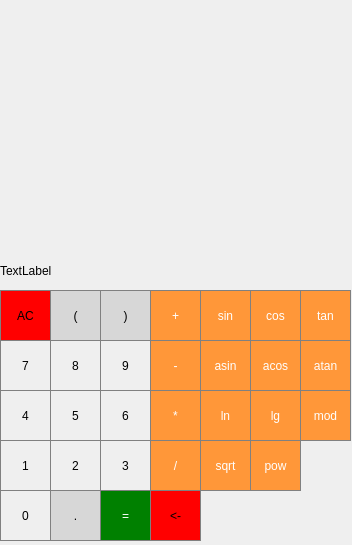
Old version of the form src/mainwindow.ui in the repository KolyaDavydov/SmartCalc_v1.
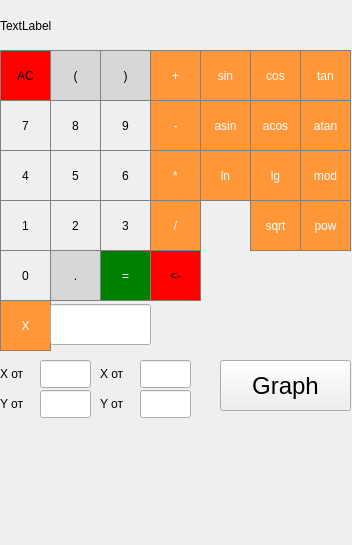
New version of the form.

Commit message: add graph but in app when push 'graph' breaked..

```diff
--- a/src/mainwindow.ui
+++ b/src/mainwindow.ui
@@ -18,7 +18,7 @@
     <property name="geometry">
      <rect>
       <x>0</x>
-      <y>440</y>
+      <y>200</y>
       <width>51</width>
       <height>51</height>
      </rect>
@@ -39,7 +39,7 @@
     <property name="geometry">
      <rect>
       <x>50</x>
-      <y>440</y>
+      <y>200</y>
       <width>51</width>
       <height>51</height>
      </rect>
@@ -60,7 +60,7 @@
     <property name="geometry">
      <rect>
       <x>100</x>
-      <y>440</y>
+      <y>200</y>
       <width>51</width>
       <height>51</height>
      </rect>
@@ -81,7 +81,7 @@
     <property name="geometry">
      <rect>
       <x>0</x>
-      <y>390</y>
+      <y>150</y>
       <width>51</width>
       <height>51</height>
      </rect>
@@ -102,7 +102,7 @@
     <property name="geometry">
      <rect>
       <x>50</x>
-      <y>390</y>
+      <y>150</y>
       <width>51</width>
       <height>51</height>
      </rect>
@@ -123,7 +123,7 @@
     <property name="geometry">
      <rect>
       <x>100</x>
-      <y>390</y>
+      <y>150</y>
       <width>51</width>
       <height>51</height>
      </rect>
@@ -144,7 +144,7 @@
     <property name="geometry">
      <rect>
       <x>50</x>
-      <y>340</y>
+      <y>100</y>
       <width>51</width>
       <height>51</height>
      </rect>
@@ -165,7 +165,7 @@
     <property name="geometry">
      <rect>
       <x>0</x>
-      <y>340</y>
+      <y>100</y>
       <width>51</width>
       <height>51</height>
      </rect>
@@ -186,7 +186,7 @@
     <property name="geometry">
      <rect>
       <x>100</x>
-      <y>340</y>
+      <y>100</y>
       <width>51</width>
       <height>51</height>
      </rect>
@@ -207,7 +207,7 @@
     <property name="geometry">
      <rect>
       <x>0</x>
-      <y>290</y>
+      <y>50</y>
       <width>51</width>
       <height>51</height>
      </rect>
@@ -230,7 +230,7 @@
     <property name="geometry">
      <rect>
       <x>50</x>
-      <y>290</y>
+      <y>50</y>
       <width>51</width>
       <height>51</height>
      </rect>
@@ -253,7 +253,7 @@
     <property name="geometry">
      <rect>
       <x>100</x>
-      <y>290</y>
+      <y>50</y>
       <width>51</width>
       <height>51</height>
      </rect>
@@ -276,7 +276,7 @@
     <property name="geometry">
      <rect>
       <x>0</x>
-      <y>490</y>
+      <y>250</y>
       <width>51</width>
       <height>51</height>
      </rect>
@@ -297,7 +297,7 @@
     <property name="geometry">
      <rect>
       <x>50</x>
-      <y>490</y>
+      <y>250</y>
       <width>51</width>
       <height>51</height>
      </rect>
@@ -320,7 +320,7 @@
     <property name="geometry">
      <rect>
       <x>100</x>
-      <y>490</y>
+      <y>250</y>
       <width>51</width>
       <height>51</height>
      </rect>
@@ -345,7 +345,7 @@
     <property name="geometry">
      <rect>
       <x>150</x>
-      <y>290</y>
+      <y>50</y>
       <width>51</width>
       <height>51</height>
      </rect>
@@ -370,7 +370,7 @@
     <property name="geometry">
      <rect>
       <x>150</x>
-      <y>340</y>
+      <y>100</y>
       <width>51</width>
       <height>51</height>
      </rect>
@@ -395,7 +395,7 @@
     <property name="geometry">
      <rect>
       <x>150</x>
-      <y>440</y>
+      <y>200</y>
       <width>51</width>
       <height>51</height>
      </rect>
@@ -420,7 +420,7 @@
     <property name="geometry">
      <rect>
       <x>300</x>
-      <y>390</y>
+      <y>150</y>
       <width>51</width>
       <height>51</height>
      </rect>
@@ -445,7 +445,7 @@
     <property name="geometry">
      <rect>
       <x>200</x>
-      <y>290</y>
+      <y>50</y>
       <width>51</width>
       <height>51</height>
      </rect>
@@ -470,7 +470,7 @@
     <property name="geometry">
      <rect>
       <x>200</x>
-      <y>340</y>
+      <y>100</y>
       <width>51</width>
       <height>51</height>
      </rect>
@@ -495,7 +495,7 @@
     <property name="geometry">
      <rect>
       <x>250</x>
-      <y>290</y>
+      <y>50</y>
       <width>51</width>
       <height>51</height>
      </rect>
@@ -520,7 +520,7 @@
     <property name="geometry">
      <rect>
       <x>250</x>
-      <y>340</y>
+      <y>100</y>
       <width>51</width>
       <height>51</height>
      </rect>
@@ -545,7 +545,7 @@
     <property name="geometry">
      <rect>
       <x>300</x>
-      <y>290</y>
+      <y>50</y>
       <width>51</width>
       <height>51</height>
      </rect>
@@ -570,7 +570,7 @@
     <property name="geometry">
      <rect>
       <x>300</x>
-      <y>340</y>
+      <y>100</y>
       <width>51</width>
       <height>51</height>
      </rect>
@@ -595,7 +595,7 @@
     <property name="geometry">
      <rect>
       <x>200</x>
-      <y>390</y>
+      <y>150</y>
       <width>51</width>
       <height>51</height>
      </rect>
@@ -620,7 +620,7 @@
     <property name="geometry">
      <rect>
       <x>250</x>
-      <y>390</y>
+      <y>150</y>
       <width>51</width>
       <height>51</height>
      </rect>
@@ -644,8 +644,8 @@
    <widget class="QPushButton" name="pushButton_sqrt">
     <property name="geometry">
      <rect>
-      <x>200</x>
-      <y>440</y>
+      <x>250</x>
+      <y>200</y>
       <width>51</width>
       <height>51</height>
      </rect>
@@ -669,8 +669,8 @@
    <widget class="QPushButton" name="pushButton_pow">
     <property name="geometry">
      <rect>
-      <x>250</x>
-      <y>440</y>
+      <x>300</x>
+      <y>200</y>
       <width>51</width>
       <height>51</height>
      </rect>
@@ -695,9 +695,9 @@
     <property name="geometry">
      <rect>
       <x>0</x>
-      <y>250</y>
+      <y>0</y>
       <width>351</width>
-      <height>41</height>
+      <height>51</height>
      </rect>
     </property>
     <property name="styleSheet">
@@ -715,7 +715,7 @@
     <property name="geometry">
      <rect>
       <x>150</x>
-      <y>390</y>
+      <y>150</y>
       <width>51</width>
       <height>51</height>
      </rect>
@@ -740,7 +740,7 @@
     <property name="geometry">
      <rect>
       <x>150</x>
-      <y>490</y>
+      <y>250</y>
       <width>51</width>
       <height>51</height>
      </rect>
@@ -759,6 +759,181 @@
      <string>&lt;-</string>
     </property>
    </widget>
+   <widget class="QPushButton" name="pushButton_x">
+    <property name="geometry">
+     <rect>
+      <x>0</x>
+      <y>300</y>
+      <width>51</width>
+      <height>51</height>
+     </rect>
+    </property>
+    <property name="styleSheet">
+     <string notr="true">QPushButton {
+  background-color: rgb(255, 151, 57);
+  color: white; 
+  border: 1px solid gray;
+}
+
+QPushButton:pressed {
+    background-color: qlineargradient(x1: 0, y1: 0, x2: 0, y2: 1,
+                                      stop: 0 #FF7832, stop: 1 #FF9739);
+}</string>
+    </property>
+    <property name="text">
+     <string>X</string>
+    </property>
+   </widget>
+   <widget class="QLineEdit" name="lineEdit_x">
+    <property name="geometry">
+     <rect>
+      <x>50</x>
+      <y>304</y>
+      <width>101</width>
+      <height>41</height>
+     </rect>
+    </property>
+   </widget>
+   <widget class="QPushButton" name="pushButtonGraph">
+    <property name="geometry">
+     <rect>
+      <x>220</x>
+      <y>360</y>
+      <width>131</width>
+      <height>51</height>
+     </rect>
+    </property>
+    <property name="sizePolicy">
+     <sizepolicy hsizetype="MinimumExpanding" vsizetype="MinimumExpanding">
+      <horstretch>0</horstretch>
+      <verstretch>0</verstretch>
+     </sizepolicy>
+    </property>
+    <property name="font">
+     <font>
+      <pointsize>18</pointsize>
+     </font>
+    </property>
+    <property name="text">
+     <string>Graph</string>
+    </property>
+   </widget>
+   <widget class="QLabel" name="label_2">
+    <property name="geometry">
+     <rect>
+      <x>0</x>
+      <y>390</y>
+      <width>41</width>
+      <height>28</height>
+     </rect>
+    </property>
+    <property name="text">
+     <string>Y от</string>
+    </property>
+   </widget>
+   <widget class="QLineEdit" name="lineEdit_ZnMax">
+    <property name="geometry">
+     <rect>
+      <x>140</x>
+      <y>390</y>
+      <width>51</width>
+      <height>28</height>
+     </rect>
+    </property>
+    <property name="sizePolicy">
+     <sizepolicy hsizetype="MinimumExpanding" vsizetype="MinimumExpanding">
+      <horstretch>0</horstretch>
+      <verstretch>0</verstretch>
+     </sizepolicy>
+    </property>
+   </widget>
+   <widget class="QLineEdit" name="lineEdit_OpMax">
+    <property name="geometry">
+     <rect>
+      <x>140</x>
+      <y>360</y>
+      <width>51</width>
+      <height>28</height>
+     </rect>
+    </property>
+    <property name="sizePolicy">
+     <sizepolicy hsizetype="MinimumExpanding" vsizetype="MinimumExpanding">
+      <horstretch>0</horstretch>
+      <verstretch>0</verstretch>
+     </sizepolicy>
+    </property>
+   </widget>
+   <widget class="QLabel" name="label_3">
+    <property name="geometry">
+     <rect>
+      <x>0</x>
+      <y>360</y>
+      <width>41</width>
+      <height>28</height>
+     </rect>
+    </property>
+    <property name="text">
+     <string>X от</string>
+    </property>
+   </widget>
+   <widget class="QLineEdit" name="lineEdit_ZnMin">
+    <property name="geometry">
+     <rect>
+      <x>40</x>
+      <y>390</y>
+      <width>51</width>
+      <height>28</height>
+     </rect>
+    </property>
+    <property name="sizePolicy">
+     <sizepolicy hsizetype="MinimumExpanding" vsizetype="MinimumExpanding">
+      <horstretch>0</horstretch>
+      <verstretch>0</verstretch>
+     </sizepolicy>
+    </property>
+   </widget>
+   <widget class="QLineEdit" name="lineEdit_OpMin">
+    <property name="geometry">
+     <rect>
+      <x>40</x>
+      <y>360</y>
+      <width>51</width>
+      <height>28</height>
+     </rect>
+    </property>
+    <property name="sizePolicy">
+     <sizepolicy hsizetype="MinimumExpanding" vsizetype="MinimumExpanding">
+      <horstretch>0</horstretch>
+      <verstretch>0</verstretch>
+     </sizepolicy>
+    </property>
+   </widget>
+   <widget class="QLabel" name="label_4">
+    <property name="geometry">
+     <rect>
+      <x>100</x>
+      <y>390</y>
+      <width>41</width>
+      <height>28</height>
+     </rect>
+    </property>
+    <property name="text">
+     <string>Y от</string>
+    </property>
+   </widget>
+   <widget class="QLabel" name="label_5">
+    <property name="geometry">
+     <rect>
+      <x>100</x>
+      <y>360</y>
+      <width>41</width>
+      <height>28</height>
+     </rect>
+    </property>
+    <property name="text">
+     <string>X от</string>
+    </property>
+   </widget>
   </widget>
  </widget>
  <resources/>
```
The commit also changes 13 other files.
